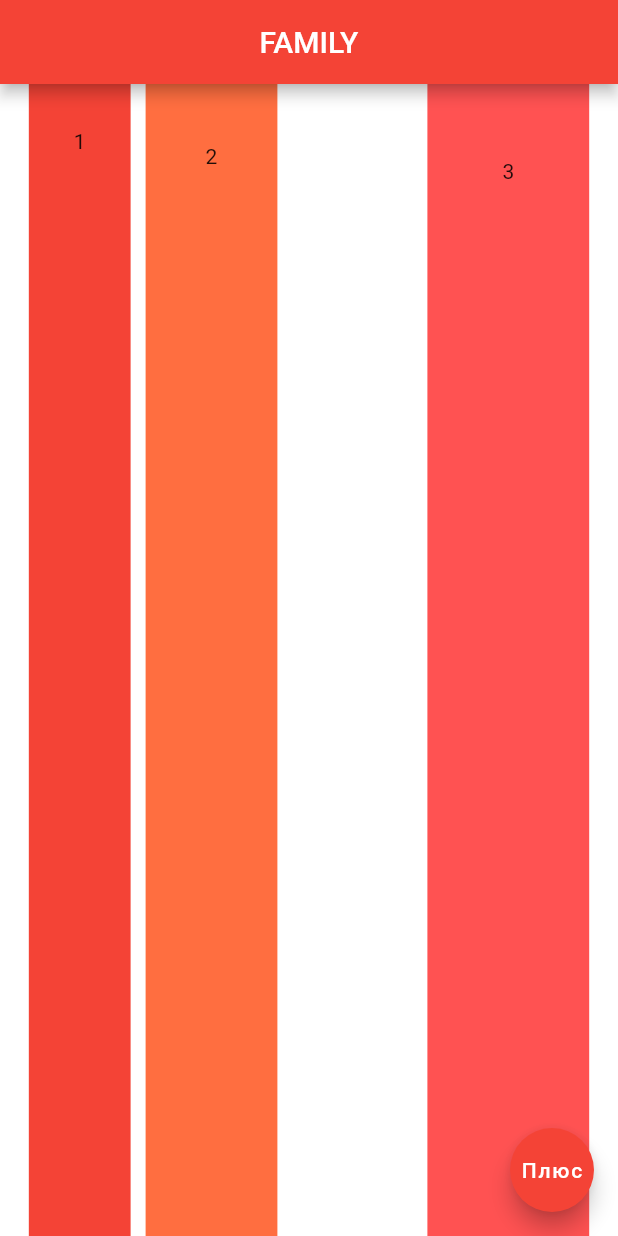
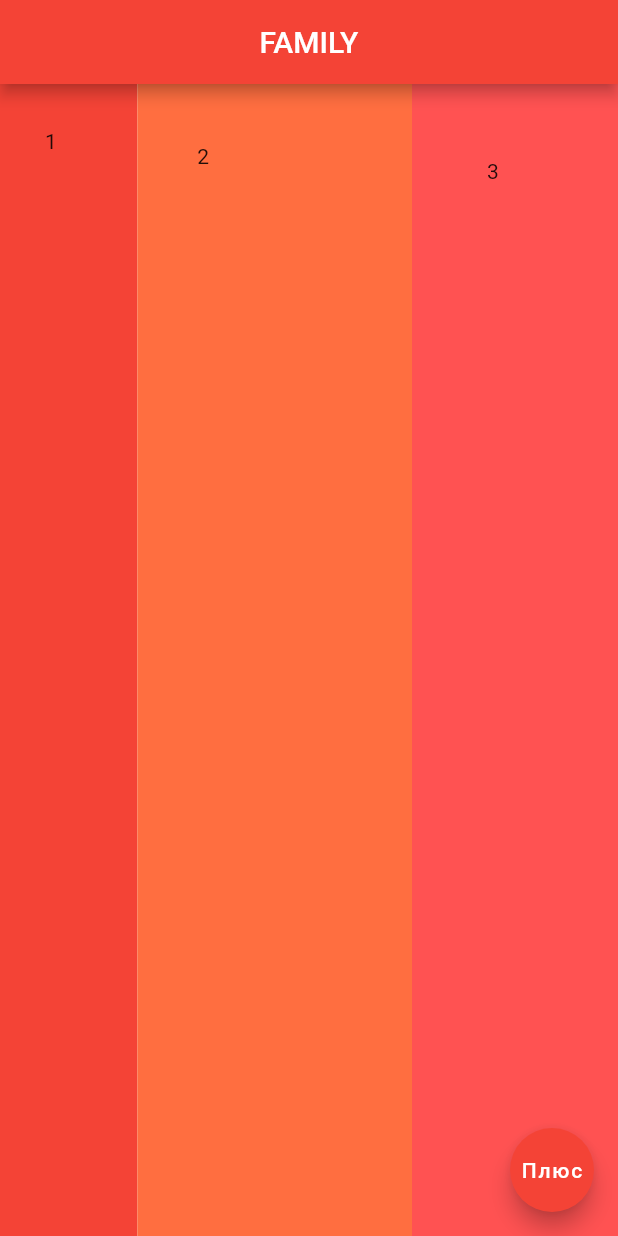
Before and after one commit to devrimma/Widgets, a Flutter app: the screen it shows after launch, on a phone screen of 412 x 824 dp. Run offline on Flutter 3.47's test engine with Material 2 defaults, Android fonts, the phone set to English and light mode, and no system bars.

Commit message:
widget Expanded

```diff
--- a/lib/main.dart
+++ b/lib/main.dart
@@ -20,26 +20,29 @@ class MyFirstWidgets extends StatelessWidget {
           ),
           body: Row(
             children: [
-              Container(
+              Expanded(
+                flex: 2,
+                child: Container(
                   child: Text("1"),
                   color: Colors.red,
                   padding: EdgeInsets.all(30),
                 ),
-              SizedBox(
-                width: 10,
               ),
-              Container(
+              Expanded(
+                flex: 4,
+                child: Container(
                   child: Text("2"),
                   color: Colors.deepOrangeAccent,
                   padding: EdgeInsets.all(40),
                 ),
-              SizedBox(
-                width: 100,
               ),
-              Container(
+              Expanded(
+                flex: 3,
+                child: Container(
                   child: Text("3"),
                   color: Colors.redAccent,
                   padding: EdgeInsets.all(50),
+                ),
               )
             ],
             mainAxisAlignment: MainAxisAlignment.center,
```
Lines whose indentation alone changed are shown as unchanged.
